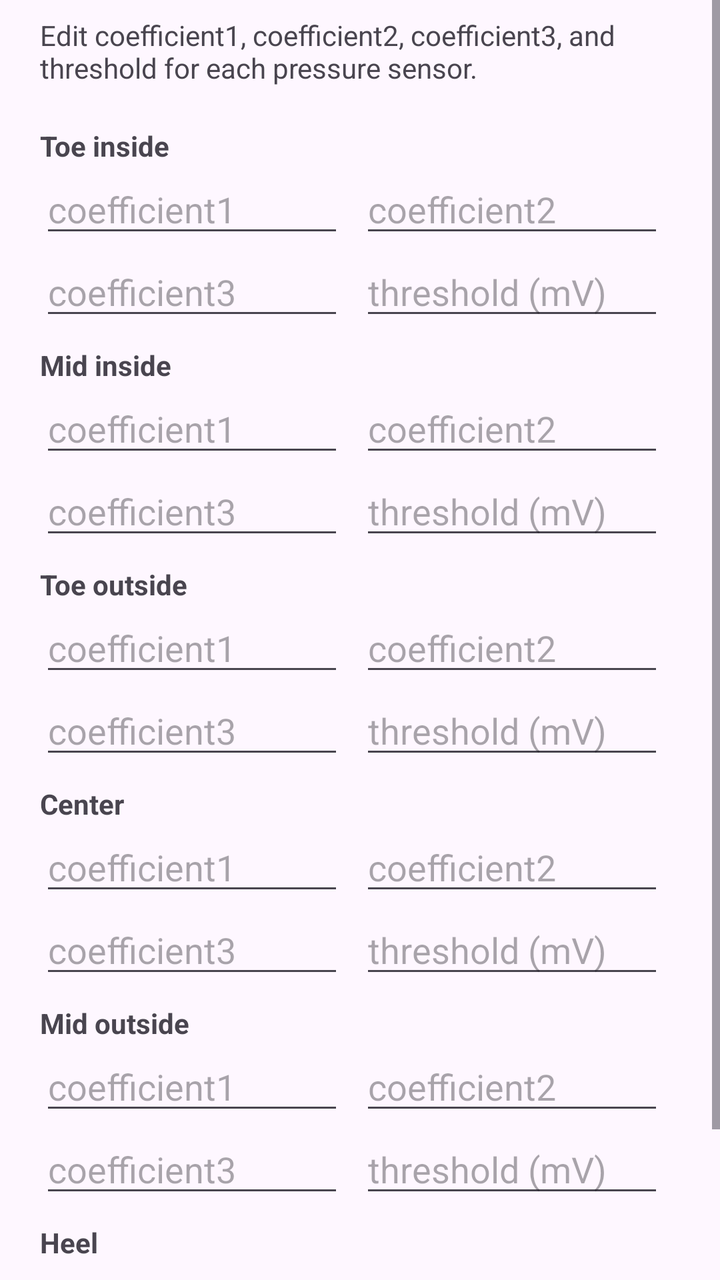
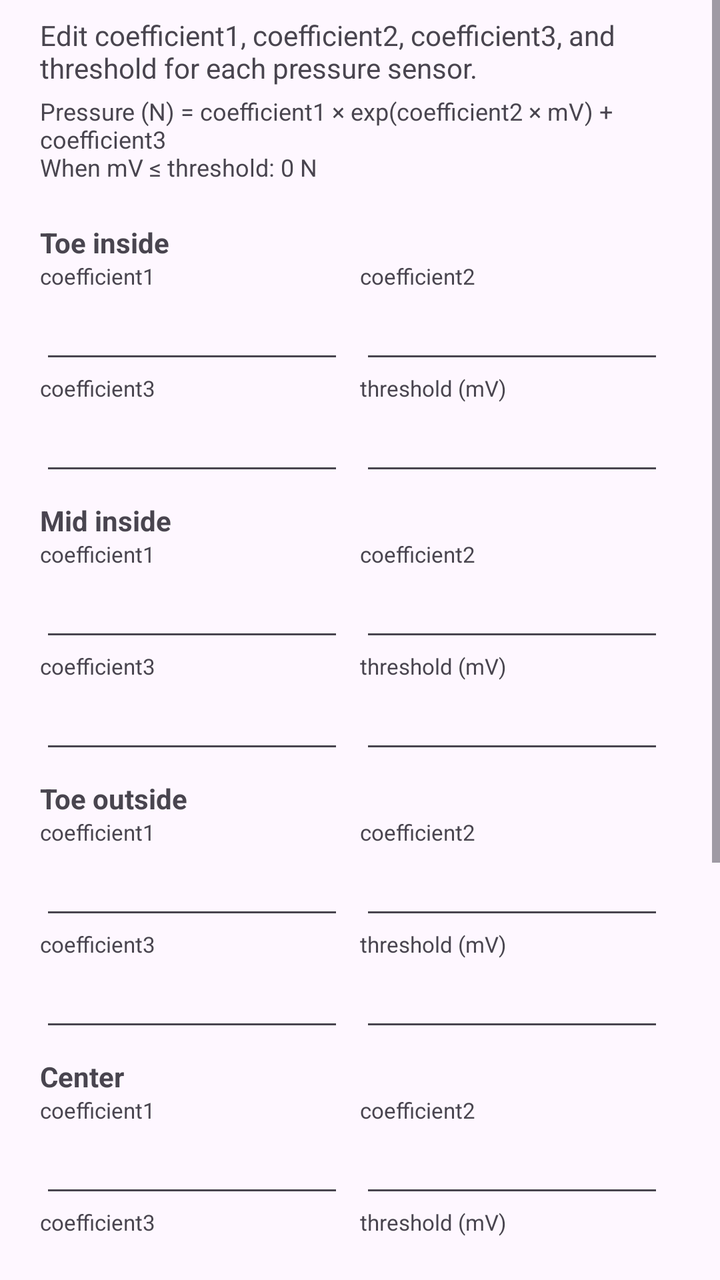

Compare the two renders of this Android layout. The source of the first and the diff that turns it into the second are given below.
<!-- AndroidManifest.xml: application theme Theme.ORPHECORESDKForAndroid -->
<!-- res/layout/dialog_pressure_calibration.xml -->
<?xml version="1.0" encoding="utf-8"?>
<ScrollView xmlns:android="http://schemas.android.com/apk/res/android"
    android:layout_width="match_parent"
    android:layout_height="wrap_content"
    android:fillViewport="true">

    <LinearLayout
        android:layout_width="match_parent"
        android:layout_height="wrap_content"
        android:orientation="vertical"
        android:paddingHorizontal="20dp"
        android:paddingTop="8dp"
        android:paddingBottom="12dp">

        <TextView
            android:layout_width="match_parent"
            android:layout_height="wrap_content"
            android:layout_marginBottom="12dp"
            android:text="Edit coefficient1, coefficient2, coefficient3, and threshold for each pressure sensor."
            android:textSize="14sp" />

        <TextView
            style="@style/PressureCalibrationSensorLabel"
            android:text="Toe inside" />

        <LinearLayout style="@style/PressureCalibrationInputRow">
            <EditText
                android:id="@+id/input_toe_inside_c1"
                style="@style/PressureCalibrationInput"
                android:hint="coefficient1" />
            <EditText
                android:id="@+id/input_toe_inside_c2"
                style="@style/PressureCalibrationInput"
                android:hint="coefficient2" />
        </LinearLayout>
        <LinearLayout style="@style/PressureCalibrationInputRow">
            <EditText
                android:id="@+id/input_toe_inside_c3"
                style="@style/PressureCalibrationInput"
                android:hint="coefficient3" />
            <EditText
                android:id="@+id/input_toe_inside_threshold"
                style="@style/PressureCalibrationInput"
                android:hint="threshold (mV)" />
        </LinearLayout>

        <TextView
            style="@style/PressureCalibrationSensorLabel"
            android:text="Mid inside" />

        <LinearLayout style="@style/PressureCalibrationInputRow">
            <EditText
                android:id="@+id/input_mid_inside_c1"
                style="@style/PressureCalibrationInput"
                android:hint="coefficient1" />
            <EditText
                android:id="@+id/input_mid_inside_c2"
                style="@style/PressureCalibrationInput"
                android:hint="coefficient2" />
        </LinearLayout>
        <LinearLayout style="@style/PressureCalibrationInputRow">
            <EditText
                android:id="@+id/input_mid_inside_c3"
                style="@style/PressureCalibrationInput"
                android:hint="coefficient3" />
            <EditText
                android:id="@+id/input_mid_inside_threshold"
                style="@style/PressureCalibrationInput"
                android:hint="threshold (mV)" />
        </LinearLayout>

        <TextView
            style="@style/PressureCalibrationSensorLabel"
            android:text="Toe outside" />

        <LinearLayout style="@style/PressureCalibrationInputRow">
            <EditText
                android:id="@+id/input_toe_outside_c1"
                style="@style/PressureCalibrationInput"
                android:hint="coefficient1" />
            <EditText
                android:id="@+id/input_toe_outside_c2"
                style="@style/PressureCalibrationInput"
                android:hint="coefficient2" />
        </LinearLayout>
        <LinearLayout style="@style/PressureCalibrationInputRow">
            <EditText
                android:id="@+id/input_toe_outside_c3"
                style="@style/PressureCalibrationInput"
                android:hint="coefficient3" />
            <EditText
                android:id="@+id/input_toe_outside_threshold"
                style="@style/PressureCalibrationInput"
                android:hint="threshold (mV)" />
        </LinearLayout>

        <TextView
            style="@style/PressureCalibrationSensorLabel"
            android:text="Center" />

        <LinearLayout style="@style/PressureCalibrationInputRow">
            <EditText
                android:id="@+id/input_center_c1"
                style="@style/PressureCalibrationInput"
                android:hint="coefficient1" />
            <EditText
                android:id="@+id/input_center_c2"
                style="@style/PressureCalibrationInput"
                android:hint="coefficient2" />
        </LinearLayout>
        <LinearLayout style="@style/PressureCalibrationInputRow">
            <EditText
                android:id="@+id/input_center_c3"
                style="@style/PressureCalibrationInput"
                android:hint="coefficient3" />
            <EditText
                android:id="@+id/input_center_threshold"
                style="@style/PressureCalibrationInput"
                android:hint="threshold (mV)" />
        </LinearLayout>

        <TextView
            style="@style/PressureCalibrationSensorLabel"
            android:text="Mid outside" />

        <LinearLayout style="@style/PressureCalibrationInputRow">
            <EditText
                android:id="@+id/input_mid_outside_c1"
                style="@style/PressureCalibrationInput"
                android:hint="coefficient1" />
            <EditText
                android:id="@+id/input_mid_outside_c2"
                style="@style/PressureCalibrationInput"
                android:hint="coefficient2" />
        </LinearLayout>
        <LinearLayout style="@style/PressureCalibrationInputRow">
            <EditText
                android:id="@+id/input_mid_outside_c3"
                style="@style/PressureCalibrationInput"
                android:hint="coefficient3" />
            <EditText
                android:id="@+id/input_mid_outside_threshold"
                style="@style/PressureCalibrationInput"
                android:hint="threshold (mV)" />
        </LinearLayout>

        <TextView
            style="@style/PressureCalibrationSensorLabel"
            android:text="Heel" />

        <LinearLayout style="@style/PressureCalibrationInputRow">
            <EditText
                android:id="@+id/input_heel_c1"
                style="@style/PressureCalibrationInput"
                android:hint="coefficient1" />
            <EditText
                android:id="@+id/input_heel_c2"
                style="@style/PressureCalibrationInput"
                android:hint="coefficient2" />
        </LinearLayout>
        <LinearLayout style="@style/PressureCalibrationInputRow">
            <EditText
                android:id="@+id/input_heel_c3"
                style="@style/PressureCalibrationInput"
                android:hint="coefficient3" />
            <EditText
                android:id="@+id/input_heel_threshold"
                style="@style/PressureCalibrationInput"
                android:hint="threshold (mV)" />
        </LinearLayout>
    </LinearLayout>
</ScrollView>
<!-- resources referenced by this layout -->
<resources>
  <style name="PressureCalibrationInput">
          <item name="android:layout_width">0dp</item>
          <item name="android:layout_height">wrap_content</item>
          <item name="android:layout_weight">1</item>
          <item name="android:layout_marginEnd">8dp</item>
          <item name="android:inputType">numberDecimal|numberSigned</item>
          <item name="android:selectAllOnFocus">true</item>
          <item name="android:singleLine">true</item>
      </style>
  <style name="PressureCalibrationInputRow">
          <item name="android:layout_width">match_parent</item>
          <item name="android:layout_height">wrap_content</item>
          <item name="android:orientation">horizontal</item>
      </style>
  <style name="PressureCalibrationSensorLabel">
          <item name="android:layout_width">match_parent</item>
          <item name="android:layout_height">wrap_content</item>
          <item name="android:layout_marginTop">8dp</item>
          <item name="android:textStyle">bold</item>
      </style>
  <style name="Theme.ORPHECORESDKForAndroid" parent="Base.Theme.ORPHECORESDKForAndroid" />
  <style name="Base.Theme.ORPHECORESDKForAndroid" parent="Theme.Material3.DayNight.NoActionBar">
          
          
      </style>
</resources>

<!-- the commit's change to res/layout/dialog_pressure_calibration.xml (unified diff, before → after) -->
@@ -15,33 +15,56 @@
         <TextView
             android:layout_width="match_parent"
             android:layout_height="wrap_content"
-            android:layout_marginBottom="12dp"
+            android:layout_marginBottom="4dp"
             android:text="Edit coefficient1, coefficient2, coefficient3, and threshold for each pressure sensor."
             android:textSize="14sp" />
+
+        <TextView
+            android:layout_width="match_parent"
+            android:layout_height="wrap_content"
+            android:layout_marginBottom="12dp"
+            android:text="Pressure (N) = coefficient1 × exp(coefficient2 × mV) + coefficient3\nWhen mV ≤ threshold: 0 N"
+            android:textSize="12sp" />
 
         <TextView
             style="@style/PressureCalibrationSensorLabel"
             android:text="Toe inside" />
 
         <LinearLayout style="@style/PressureCalibrationInputRow">
-            <EditText
-                android:id="@+id/input_toe_inside_c1"
-                style="@style/PressureCalibrationInput"
-                android:hint="coefficient1" />
-            <EditText
-                android:id="@+id/input_toe_inside_c2"
-                style="@style/PressureCalibrationInput"
-                android:hint="coefficient2" />
+            <LinearLayout style="@style/PressureCalibrationInputContainer">
+                <TextView
+                    style="@style/PressureCalibrationInputLabel"
+                    android:text="coefficient1" />
+                <EditText
+                    android:id="@+id/input_toe_inside_c1"
+                    style="@style/PressureCalibrationInput" />
+            </LinearLayout>
+            <LinearLayout style="@style/PressureCalibrationInputContainer">
+                <TextView
+                    style="@style/PressureCalibrationInputLabel"
+                    android:text="coefficient2" />
+                <EditText
+                    android:id="@+id/input_toe_inside_c2"
+                    style="@style/PressureCalibrationInput" />
+            </LinearLayout>
         </LinearLayout>
         <LinearLayout style="@style/PressureCalibrationInputRow">
-            <EditText
-                android:id="@+id/input_toe_inside_c3"
-                style="@style/PressureCalibrationInput"
-                android:hint="coefficient3" />
-            <EditText
-                android:id="@+id/input_toe_inside_threshold"
-                style="@style/PressureCalibrationInput"
-                android:hint="threshold (mV)" />
+            <LinearLayout style="@style/PressureCalibrationInputContainer">
+                <TextView
+                    style="@style/PressureCalibrationInputLabel"
+                    android:text="coefficient3" />
+                <EditText
+                    android:id="@+id/input_toe_inside_c3"
+                    style="@style/PressureCalibrationInput" />
+            </LinearLayout>
+            <LinearLayout style="@style/PressureCalibrationInputContainer">
+                <TextView
+                    style="@style/PressureCalibrationInputLabel"
+                    android:text="threshold (mV)" />
+                <EditText
+                    android:id="@+id/input_toe_inside_threshold"
+                    style="@style/PressureCalibrationInput" />
+            </LinearLayout>
         </LinearLayout>
 
         <TextView
@@ -49,24 +72,24 @@
             android:text="Mid inside" />
 
         <LinearLayout style="@style/PressureCalibrationInputRow">
-            <EditText
-                android:id="@+id/input_mid_inside_c1"
-                style="@style/PressureCalibrationInput"
-                android:hint="coefficient1" />
-            <EditText
-                android:id="@+id/input_mid_inside_c2"
-                style="@style/PressureCalibrationInput"
-                android:hint="coefficient2" />
+            <LinearLayout style="@style/PressureCalibrationInputContainer">
+                <TextView style="@style/PressureCalibrationInputLabel" android:text="coefficient1" />
+                <EditText android:id="@+id/input_mid_inside_c1" style="@style/PressureCalibrationInput" />
+            </LinearLayout>
+            <LinearLayout style="@style/PressureCalibrationInputContainer">
+                <TextView style="@style/PressureCalibrationInputLabel" android:text="coefficient2" />
+                <EditText android:id="@+id/input_mid_inside_c2" style="@style/PressureCalibrationInput" />
+            </LinearLayout>
         </LinearLayout>
         <LinearLayout style="@style/PressureCalibrationInputRow">
-            <EditText
-                android:id="@+id/input_mid_inside_c3"
-                style="@style/PressureCalibrationInput"
-                android:hint="coefficient3" />
-            <EditText
-                android:id="@+id/input_mid_inside_threshold"
-                style="@style/PressureCalibrationInput"
-                android:hint="threshold (mV)" />
+            <LinearLayout style="@style/PressureCalibrationInputContainer">
+                <TextView style="@style/PressureCalibrationInputLabel" android:text="coefficient3" />
+                <EditText android:id="@+id/input_mid_inside_c3" style="@style/PressureCalibrationInput" />
+            </LinearLayout>
+            <LinearLayout style="@style/PressureCalibrationInputContainer">
+                <TextView style="@style/PressureCalibrationInputLabel" android:text="threshold (mV)" />
+                <EditText android:id="@+id/input_mid_inside_threshold" style="@style/PressureCalibrationInput" />
+            </LinearLayout>
         </LinearLayout>
 
         <TextView
@@ -74,24 +97,24 @@
             android:text="Toe outside" />
 
         <LinearLayout style="@style/PressureCalibrationInputRow">
-            <EditText
-                android:id="@+id/input_toe_outside_c1"
-                style="@style/PressureCalibrationInput"
-                android:hint="coefficient1" />
-            <EditText
-                android:id="@+id/input_toe_outside_c2"
-                style="@style/PressureCalibrationInput"
-                android:hint="coefficient2" />
+            <LinearLayout style="@style/PressureCalibrationInputContainer">
+                <TextView style="@style/PressureCalibrationInputLabel" android:text="coefficient1" />
+                <EditText android:id="@+id/input_toe_outside_c1" style="@style/PressureCalibrationInput" />
+            </LinearLayout>
+            <LinearLayout style="@style/PressureCalibrationInputContainer">
+                <TextView style="@style/PressureCalibrationInputLabel" android:text="coefficient2" />
+                <EditText android:id="@+id/input_toe_outside_c2" style="@style/PressureCalibrationInput" />
+            </LinearLayout>
         </LinearLayout>
         <LinearLayout style="@style/PressureCalibrationInputRow">
-            <EditText
-                android:id="@+id/input_toe_outside_c3"
-                style="@style/PressureCalibrationInput"
-                android:hint="coefficient3" />
-            <EditText
-                android:id="@+id/input_toe_outside_threshold"
-                style="@style/PressureCalibrationInput"
-                android:hint="threshold (mV)" />
+            <LinearLayout style="@style/PressureCalibrationInputContainer">
+                <TextView style="@style/PressureCalibrationInputLabel" android:text="coefficient3" />
+                <EditText android:id="@+id/input_toe_outside_c3" style="@style/PressureCalibrationInput" />
+            </LinearLayout>
+            <LinearLayout style="@style/PressureCalibrationInputContainer">
+                <TextView style="@style/PressureCalibrationInputLabel" android:text="threshold (mV)" />
+                <EditText android:id="@+id/input_toe_outside_threshold" style="@style/PressureCalibrationInput" />
+            </LinearLayout>
         </LinearLayout>
 
         <TextView
@@ -99,24 +122,24 @@
             android:text="Center" />
 
         <LinearLayout style="@style/PressureCalibrationInputRow">
-            <EditText
-                android:id="@+id/input_center_c1"
-                style="@style/PressureCalibrationInput"
-                android:hint="coefficient1" />
-            <EditText
-                android:id="@+id/input_center_c2"
-                style="@style/PressureCalibrationInput"
-                android:hint="coefficient2" />
+            <LinearLayout style="@style/PressureCalibrationInputContainer">
+                <TextView style="@style/PressureCalibrationInputLabel" android:text="coefficient1" />
+                <EditText android:id="@+id/input_center_c1" style="@style/PressureCalibrationInput" />
+            </LinearLayout>
+            <LinearLayout style="@style/PressureCalibrationInputContainer">
+                <TextView style="@style/PressureCalibrationInputLabel" android:text="coefficient2" />
+                <EditText android:id="@+id/input_center_c2" style="@style/PressureCalibrationInput" />
+            </LinearLayout>
         </LinearLayout>
         <LinearLayout style="@style/PressureCalibrationInputRow">
-            <EditText
-                android:id="@+id/input_center_c3"
-                style="@style/PressureCalibrationInput"
-                android:hint="coefficient3" />
-            <EditText
-                android:id="@+id/input_center_threshold"
-                style="@style/PressureCalibrationInput"
-                android:hint="threshold (mV)" />
+            <LinearLayout style="@style/PressureCalibrationInputContainer">
+                <TextView style="@style/PressureCalibrationInputLabel" android:text="coefficient3" />
+                <EditText android:id="@+id/input_center_c3" style="@style/PressureCalibrationInput" />
+            </LinearLayout>
+            <LinearLayout style="@style/PressureCalibrationInputContainer">
+                <TextView style="@style/PressureCalibrationInputLabel" android:text="threshold (mV)" />
+                <EditText android:id="@+id/input_center_threshold" style="@style/PressureCalibrationInput" />
+            </LinearLayout>
         </LinearLayout>
 
         <TextView
@@ -124,24 +147,24 @@
             android:text="Mid outside" />
 
         <LinearLayout style="@style/PressureCalibrationInputRow">
-            <EditText
-                android:id="@+id/input_mid_outside_c1"
-                style="@style/PressureCalibrationInput"
-                android:hint="coefficient1" />
-            <EditText
-                android:id="@+id/input_mid_outside_c2"
-                style="@style/PressureCalibrationInput"
-                android:hint="coefficient2" />
+            <LinearLayout style="@style/PressureCalibrationInputContainer">
+                <TextView style="@style/PressureCalibrationInputLabel" android:text="coefficient1" />
+                <EditText android:id="@+id/input_mid_outside_c1" style="@style/PressureCalibrationInput" />
+            </LinearLayout>
+            <LinearLayout style="@style/PressureCalibrationInputContainer">
+                <TextView style="@style/PressureCalibrationInputLabel" android:text="coefficient2" />
+                <EditText android:id="@+id/input_mid_outside_c2" style="@style/PressureCalibrationInput" />
+            </LinearLayout>
         </LinearLayout>
         <LinearLayout style="@style/PressureCalibrationInputRow">
-            <EditText
-                android:id="@+id/input_mid_outside_c3"
-                style="@style/PressureCalibrationInput"
-                android:hint="coefficient3" />
-            <EditText
-                android:id="@+id/input_mid_outside_threshold"
-                style="@style/PressureCalibrationInput"
-                android:hint="threshold (mV)" />
+            <LinearLayout style="@style/PressureCalibrationInputContainer">
+                <TextView style="@style/PressureCalibrationInputLabel" android:text="coefficient3" />
+                <EditText android:id="@+id/input_mid_outside_c3" style="@style/PressureCalibrationInput" />
+            </LinearLayout>
+            <LinearLayout style="@style/PressureCalibrationInputContainer">
+                <TextView style="@style/PressureCalibrationInputLabel" android:text="threshold (mV)" />
+                <EditText android:id="@+id/input_mid_outside_threshold" style="@style/PressureCalibrationInput" />
+            </LinearLayout>
         </LinearLayout>
 
         <TextView
@@ -149,24 +172,24 @@
             android:text="Heel" />
 
         <LinearLayout style="@style/PressureCalibrationInputRow">
-            <EditText
-                android:id="@+id/input_heel_c1"
-                style="@style/PressureCalibrationInput"
-                android:hint="coefficient1" />
-            <EditText
-                android:id="@+id/input_heel_c2"
-                style="@style/PressureCalibrationInput"
-                android:hint="coefficient2" />
+            <LinearLayout style="@style/PressureCalibrationInputContainer">
+                <TextView style="@style/PressureCalibrationInputLabel" android:text="coefficient1" />
+                <EditText android:id="@+id/input_heel_c1" style="@style/PressureCalibrationInput" />
+            </LinearLayout>
+            <LinearLayout style="@style/PressureCalibrationInputContainer">
+                <TextView style="@style/PressureCalibrationInputLabel" android:text="coefficient2" />
+                <EditText android:id="@+id/input_heel_c2" style="@style/PressureCalibrationInput" />
+            </LinearLayout>
         </LinearLayout>
         <LinearLayout style="@style/PressureCalibrationInputRow">
-            <EditText
-                android:id="@+id/input_heel_c3"
-                style="@style/PressureCalibrationInput"
-                android:hint="coefficient3" />
-            <EditText
-                android:id="@+id/input_heel_threshold"
-                style="@style/PressureCalibrationInput"
-                android:hint="threshold (mV)" />
+            <LinearLayout style="@style/PressureCalibrationInputContainer">
+                <TextView style="@style/PressureCalibrationInputLabel" android:text="coefficient3" />
+                <EditText android:id="@+id/input_heel_c3" style="@style/PressureCalibrationInput" />
+            </LinearLayout>
+            <LinearLayout style="@style/PressureCalibrationInputContainer">
+                <TextView style="@style/PressureCalibrationInputLabel" android:text="threshold (mV)" />
+                <EditText android:id="@+id/input_heel_threshold" style="@style/PressureCalibrationInput" />
+            </LinearLayout>
         </LinearLayout>
     </LinearLayout>
 </ScrollView>
<!-- resource entries referenced after the edit -->
@@ -1,13 +1,23 @@
 <!-- resources referenced by this layout -->
 <resources>
   <style name="PressureCalibrationInput">
+          <item name="android:layout_width">match_parent</item>
+          <item name="android:layout_height">wrap_content</item>
+          <item name="android:inputType">numberDecimal|numberSigned</item>
+          <item name="android:selectAllOnFocus">true</item>
+          <item name="android:singleLine">true</item>
+      </style>
+  <style name="PressureCalibrationInputContainer">
           <item name="android:layout_width">0dp</item>
           <item name="android:layout_height">wrap_content</item>
           <item name="android:layout_weight">1</item>
           <item name="android:layout_marginEnd">8dp</item>
-          <item name="android:inputType">numberDecimal|numberSigned</item>
-          <item name="android:selectAllOnFocus">true</item>
-          <item name="android:singleLine">true</item>
+          <item name="android:orientation">vertical</item>
+      </style>
+  <style name="PressureCalibrationInputLabel">
+          <item name="android:layout_width">match_parent</item>
+          <item name="android:layout_height">wrap_content</item>
+          <item name="android:textSize">11sp</item>
       </style>
   <style name="PressureCalibrationInputRow">
           <item name="android:layout_width">match_parent</item>
